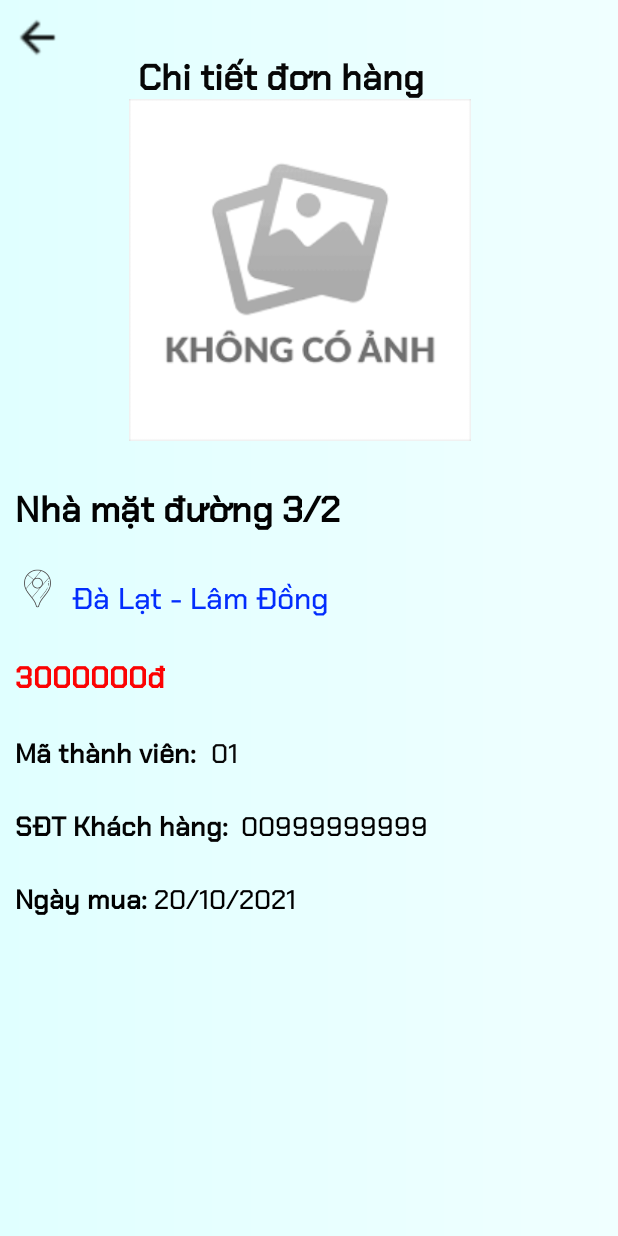
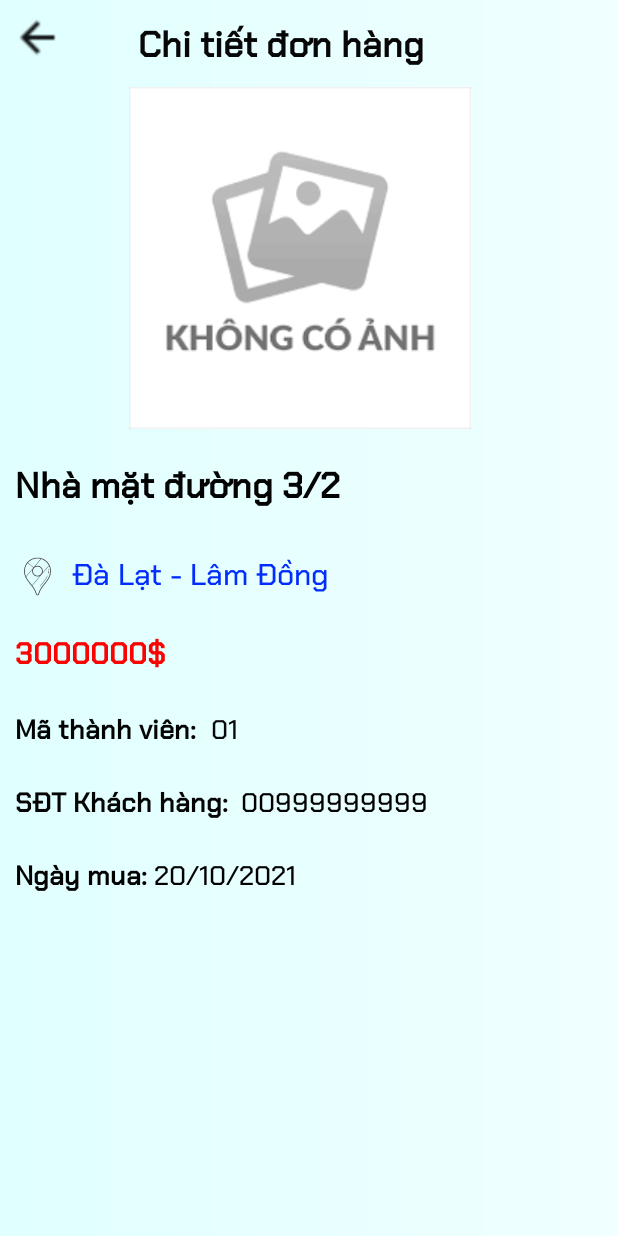
Before and after one commit to KhuatDaiAn/DuAn1, an Android app: the DonHangChiTietActivity screen opened directly, with no data from a screen before it, on a phone screen of 412 x 824 dp. Run offline under Robolectric (Android 15) with nearby library versions, the phone set to English and light mode, and no system bars; Roboto replaces fonts that are not available here; 11 statements that could not run were skipped.

```diff
--- a/app/src/main/java/com/example/duan1_cellhome/DoiMatKhauFragment.java
+++ b/app/src/main/java/com/example/duan1_cellhome/DoiMatKhauFragment.java
@@ -66,7 +66,6 @@ public class DoiMatKhauFragment extends Fragment {
                 oldPass = edtOldPass.getText().toString();
                 newPass = edtNewPass.getText().toString();
                 confirmPass = edtConfirmPass.getText().toString();
-
                 if (oldPass.equals("") && newPass.equals("") && confirmPass.equals("")) {
                     Toast.makeText(getContext(), "Không được để trống", Toast.LENGTH_SHORT).show();
                     edtOldPass.setBackgroundColor(Color.parseColor("#f64f59"));
@@ -130,7 +129,6 @@ public class DoiMatKhauFragment extends Fragment {
 
         });
         return view;
-
     }
 
 
--- a/app/src/main/res/layout/activity_don_hang_chi_tiet.xml
+++ b/app/src/main/res/layout/activity_don_hang_chi_tiet.xml
@@ -22,7 +22,7 @@
         android:layout_width="wrap_content"
         android:layout_height="wrap_content"
         android:layout_marginStart="50dp"
-        android:layout_marginTop="30dp"
+        android:layout_marginTop="8dp"
         android:fontFamily="@font/chakrapetch"
         android:text="Chi tiết đơn hàng"
         android:textColor="#070707"
@@ -35,17 +35,17 @@
         android:id="@+id/imgHinh"
         android:layout_width="400dp"
         android:layout_height="228dp"
-        android:layout_marginTop="24dp"
+        android:layout_marginTop="16dp"
         app:layout_constraintStart_toStartOf="parent"
         app:layout_constraintTop_toBottomOf="@+id/imgQuayLai"
         app:srcCompat="@drawable/img_3" />
 
     <TextView
         android:id="@+id/txtTenGTNhaDat"
-        android:layout_width="370dp"
+        android:layout_width="380dp"
         android:layout_height="wrap_content"
         android:layout_marginStart="10dp"
-        android:layout_marginTop="24dp"
+        android:layout_marginTop="16dp"
         android:fontFamily="@font/chakrapetch"
         android:text="Nhà mặt đường 3/2"
         android:textColor="#020202"
@@ -59,14 +59,14 @@
         android:layout_width="30dp"
         android:layout_height="30dp"
         android:layout_marginStart="10dp"
-        android:layout_marginTop="16dp"
+        android:layout_marginTop="24dp"
         app:layout_constraintStart_toStartOf="parent"
         app:layout_constraintTop_toBottomOf="@+id/txtTenGTNhaDat"
         app:srcCompat="@drawable/icons8_google_maps_100px" />
 
     <TextView
         android:id="@+id/txtDiaChi"
-        android:layout_width="wrap_content"
+        android:layout_width="345dp"
         android:layout_height="wrap_content"
         android:layout_marginStart="8dp"
         android:layout_marginTop="19dp"
@@ -97,7 +97,7 @@
         android:layout_height="wrap_content"
         android:layout_marginTop="16dp"
         android:fontFamily="@font/chakrapetch"
-        android:text="đ"
+        android:text="$"
         android:textColor="#FD0202"
         android:textSize="20dp"
         android:textStyle="bold"
```
Also changed, not shown: app/src/main/java/com/example/duan1_cellhome/Adapter/DonHangAdapter.java (+8 -1 lines), app/src/main/java/com/example/duan1_cellhome/Adapter/XemDonHangAdapter.java (+19 -3 lines), app/src/main/java/com/example/duan1_cellhome/DonHangFragment.java (+41 -1 lines), app/src/main/java/com/example/duan1_cellhome/DonHangNguoiDungFragment.java (+15 -0 lines), app/src/main/res/layout/layout_item_donhang.xml (+28 -6 lines), app/src/main/res/drawable/icons8_delete_50px.png (added).
